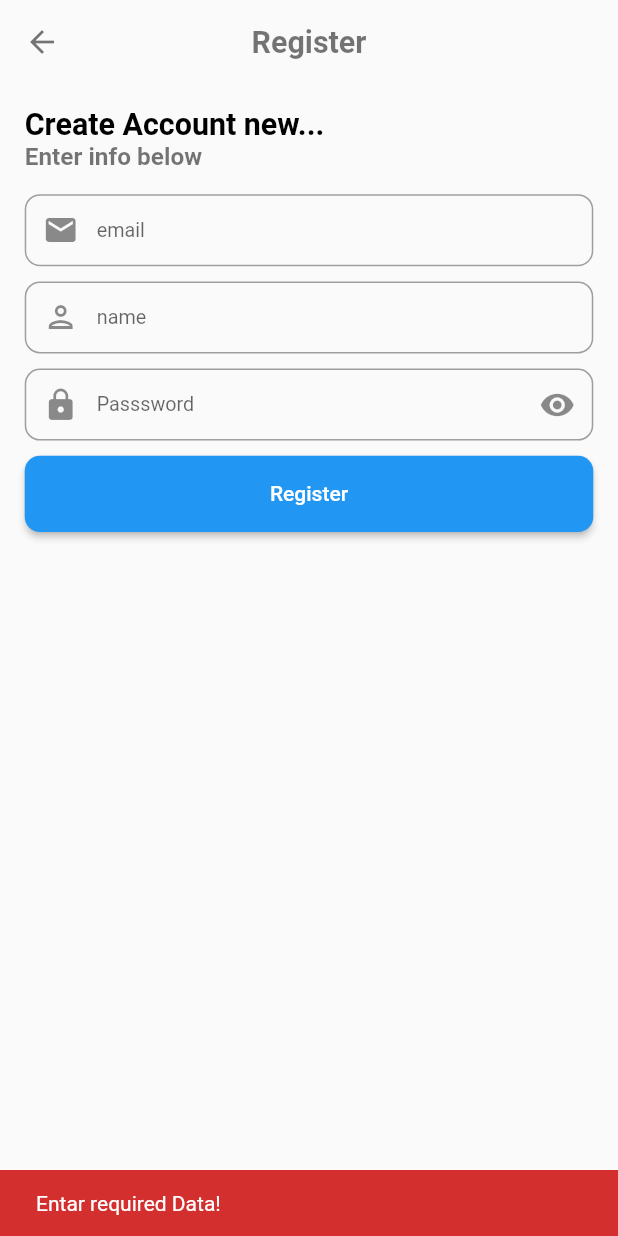
After one commit to MOHAMMADADE-albohisi/database2_app, a Flutter app: the register_screen screen opened by its route, after a tap on "Register", on a phone screen of 412 x 824 dp. The commit adds this screen. Run offline on Flutter 3.47's test engine with Material 2 defaults, Android fonts, the phone set to English and light mode, and no system bars; our stand-ins replace flutter_screenutil, google_fonts, shared_preferences, sqflite; accounts and stored records are empty; generated files the repository leaves out were written again; Roboto replaces fonts that are missing (Cairo).

Commit message:
Data Base

```diff
--- /dev/null
+++ b/lib/database/controllers/cart_db_controller.dart
@@ -0,0 +1,4 @@
+class CartDbController {
+  //CRUD
+  //Create, Read, Update, Delete
+}
--- /dev/null
+++ b/lib/database/controllers/producter_db_controller.dart
@@ -0,0 +1,4 @@
+class ProductDbController {
+  //Crude
+  //Create, Read, Update, Delete
+}
--- /dev/null
+++ b/lib/database/controllers/user_db_controller.dart
@@ -0,0 +1,93 @@
+
+import 'package:database_app/database/db_controller.dart';
+import 'package:database_app/models/process_response.dart';
+import 'package:database_app/models/user.dart';
+import 'package:database_app/shared_preferences/shared_preferences.dart';
+import 'package:sqflite/sqflite.dart';
+
+class UserDbController {
+  //Login ,Regester
+
+  final Database _database = DbController().database;
+
+  Future<processResponse> login(
+      {required String email, required String password}) async {
+    //SELECT *FROM user WHERE  email =email AND password = password;
+    List<Map<String, dynamic>> rowMap = await _database.query(
+      User.tableName,
+      where: 'email = ? AND password = ?',
+      whereArgs: [email, password],
+    );
+
+    if (rowMap.isNotEmpty) {
+      User user = User.fromMap(rowMap.first);
+      SharedPrefController().save(user: user);
+      // return processResponse(message: 'Logged in successfully', success: true);
+      return processResponse(message: 'Logged in successfully', success: true);
+    }
+    return processResponse(
+        message: 'Credentials error, checked and try again!');
+  }
+
+  Future<processResponse> register({required User user}) async {
+    // FIRST: ROW INSERT (SQL)
+    // int newRowId = await _database.rawInsert(
+    //      'INSERT INFO users (name, email, password) VALUES (?, ?, ?)',
+    //      [user.name, user.email, user.password]);
+    //**************************************************************
+    //SCANNED :INSERT
+
+    if (await _isEmailExist(email: user.email)) {
+      int newRowId = await _database.insert(User.tableName, user.toMap());
+      return processResponse(
+        message: newRowId != 0 ? 'Registered successfully' : 'Registered filde',
+        success: newRowId != 0,
+      );
+    } else {
+      return processResponse(
+        message: 'Email exist, use another',
+        success: false,
+      );
+    }
+  }
+
+  Future<bool> _isEmailExist({required String email}) async {
+    //
+    List<Map<String, dynamic>> rowMap =
+        await _database.rawQuery('SELECT * FROM user WHERE email = ?', [email]);
+    return rowMap.isEmpty;
+  }
+}
+
+/**
+ * SQL:
+ *  1) Create => INSERT  SQL
+ *    =>INSERT INFO tableName (c1, c2, c3) VALUES (v1, v2, v3);
+ *
+ *  2) READE =>SELECT SQL
+ *    =>SELECT * FROM tableName
+ *    =>SELECT * FROM tableName WHERE c1 = Value
+ *    =>SELECT * FROM tableName WHERE c1 = Value AND c2 Value
+ *    =>SELECT * FROM tableName WHERE c1 = Value OR c2 Value
+ *
+ *  3) UPDATE => UPDATE SQL
+ *    =>UPDATE tableName SET c1 = V1
+ *    =>UPDATE tableName SET c1 = Value WHERE c2 = v2
+ *    =>UPDATE tableName SET c1 = Value , c2 = v2, c3 = v3 WHERE c4 = v4
+ *
+ *  4)DELETE => DELETE SQL
+ *    =>DELETE from tableName
+ *    =>DELETE from tableName WHERE c1 = v1
+ *
+ *----------------------
+ *   *)DROP =>TABLE tableName
+ *   *)ALTER
+ *     1)ADD COLUMN: AFTER TABLE tableName ADD columnName VARCHAR(45) NOT NULL AFTER id;
+ *----------------------------
+ *    ADD FOREIGN KEY (user_id) reference user(id) on delete cascade
+ *    ADD FOREIGN KEY (user_id) reference user(id) on delete cascade null
+ *    ADD FOREIGN KEY (user_id) reference user(id) on delete cascade restrict
+ *
+ *
+ *
+ * */
--- /dev/null
+++ b/lib/database/db_controller.dart
@@ -0,0 +1,60 @@
+import 'dart:io';
+
+import 'package:path/path.dart';
+import 'package:path_provider/path_provider.dart';
+import 'package:sqflite/sqflite.dart';
+
+class DbController {
+  DbController._();
+
+  late Database _database;
+
+  static DbController? _instance;
+
+  factory DbController() {
+    return _instance ??= DbController._();
+  }
+
+  Database get database => _database;
+
+  Future<void> initDatabase() async {
+    Directory directory = await getApplicationDocumentsDirectory();
+    String path = join(directory.path, 'app.db.sql');
+    _database = await openDatabase(
+      path,
+      version: 1,
+      onOpen: (Database database) {},
+      onCreate: (Database database, int version) async {
+        //TODO: Create tables (user, products, cart) USING SQL
+        await database.execute('CREATE TABLE user('
+            'id INTEGER PRIMARY KEY AUTOINCREMENT,'
+            'name TEXT NOT NULL,'
+            'email TEXT NOT NULL,'
+            'password TEXT NOT NULL'
+            ')');
+        await database.execute('CREATE TABLE products('
+            'id INTEGER PRIMARY KEY AUTOINCREMENT,'
+            'name TEXT NOT NULL,'
+            'info TEXT NOT NULL,'
+            'price TEXT NOT NULL,'
+            'quantity INTEGER DEFAULT (0),'
+            'user_id INTEGER,'
+            'FOREIGN KEY (user_id) references user(id)'
+            ')');
+
+        await database.execute('CREATE TABLE cart('
+            'id INTEGER PRIMARY KEY AUTOINCREMENT,'
+            'total REAL NOT NULL,'
+            'count INTEGER NUT NULL,'
+            'price REAL NOT NULL,'
+            'user_id INTEGER,'
+            'product_id INTEGER,'
+            'FOREIGN KEY (user_id) references user(id),'
+            'FOREIGN KEY (product_id) references products(id)'
+            ')');
+      },
+      onUpgrade: (Database database, int oldVersion, int newVersion) {},
+      onDowngrade: (Database database, int oldVersion, int newVersion) {},
+    );
+  }
+}
--- a/lib/l10n/app_ar.arb
+++ b/lib/l10n/app_ar.arb
@@ -11,5 +11,12 @@
 "cancel" : "الغاء",
 "home" : "الرئيسية",
 "language_title" : "تغير الللغة",
-"languagesub_title" : "أخترا اللغة المناسبة "
+"languagesub_title" : "أخترا اللغة المناسبة ",
+"register" : "انشاء حساب ",
+"register_title" : "إانشاء حساب جديد",
+"regester_subtitle": "ادخل البيانات ادناه",
+"new_account" : "ليس لديك حساب ؟"
+
+
+
 }
--- a/lib/l10n/app_en.arb
+++ b/lib/l10n/app_en.arb
@@ -11,6 +11,16 @@
 "cancel" : "Cancel",
 "home" : "Home",
 "language_title" : "Change Language",
-"languagesub_title" : "Choos suitable Language"
+"languagesub_title" : "Choos suitable Language",
+"name" : "name",
+
+"register" : "Register",
+"register_title" : "Create Account new...",
+"regester_subtitle": "Enter info below",
+
+"new_account": "Donut have a account ?"
+
+
+
 
 }
--- a/lib/l10n/app_fa.arb
+++ b/lib/l10n/app_fa.arb
@@ -11,6 +11,12 @@
 "cancel" : "Annuler",
 "home" : "Maison",
 "language_title" : "Changer de langue",
-"languagesub_title" : "Choisit la langue appropriée"
+"languagesub_title" : "Choisit la langue appropriée",
+"name" : "Le nom",
+"register" : "Créer un nouveau compte",
+"new_account" : "Donut have a account ?"
+
+
+
 
 }
--- a/lib/main.dart
+++ b/lib/main.dart
@@ -1,7 +1,9 @@
 // ignore_for_file: camel_case_types
+import 'package:database_app/database/db_controller.dart';
 import 'package:database_app/provider/language_provider.dart';
 import 'package:database_app/screens/app/home_screen.dart';
 import 'package:database_app/screens/auth/login_screen.dart';
+import 'package:database_app/screens/auth/regester_screen.dart';
 import 'package:database_app/screens/core/lunch_screen.dart';
 import 'package:database_app/shared_preferences/shared_preferences.dart';
 import 'package:flutter/material.dart';
@@ -14,6 +16,7 @@ import 'package:provider/provider.dart';
 void main() async {
   WidgetsFlutterBinding.ensureInitialized();
   await SharedPrefController().initPreferTest();
+  await DbController().initDatabase();
   runApp(const database_app());
 }
 
@@ -63,6 +66,7 @@ class database_app extends StatelessWidget {
               routes: {
                 '/lunch_screen': (context) => const lunch_screen(),
                 '/login_screen': (context) => const login_screen(),
+                '/register_screen': (context) => const register_screen(),
                 '/home_screen': (context) => const home_screen(),
               },
             );
--- /dev/null
+++ b/lib/models/process_response.dart
@@ -0,0 +1,9 @@
+class processResponse {
+  final bool success;
+  final String message;
+
+  processResponse({
+    required this.message,
+    this.success = false,
+  });
+}
--- /dev/null
+++ b/lib/models/product.dart
@@ -0,0 +1,31 @@
+class Product {
+  late int id;
+  late String name;
+  late String info;
+  late double price;
+  late int quantity;
+  late int userId;
+
+  static const String tableName = 'products';
+
+  Product();
+
+  Product.fromMap(Map<String, dynamic> rowMap) {
+    id = rowMap['id'];
+    name = rowMap['name'];
+    info = rowMap['info'];
+    price = rowMap['price'];
+    quantity = rowMap['quantity'];
+    userId = rowMap['user_id'];
+  }
+
+  Map<String, dynamic> toMap() {
+    Map<String, dynamic> map = <String, dynamic>{};
+    map['name'] = name;
+    map['info'] = info;
+    map['price'] = price;
+    map['quantity'] = quantity;
+    map['user_id'] = userId;
+    return map;
+  }
+}
--- /dev/null
+++ b/lib/models/user.dart
@@ -0,0 +1,29 @@
+class User {
+  late int id;
+  late String name;
+  late String email;
+  late String password;
+
+  static const String tableName = 'user';
+
+  User();
+
+  ///Reade row data from database table
+  //قراءة بيانات الصف من جدول قاعدة البيانات
+  //الاسماء الموجودة داخل اسطر 11و12و13 بين []هي اسماءالاعمدةالموجودة فلجدول
+  User.fromMap(Map<String, dynamic> rowMap) {
+    id = rowMap['id'];
+    name = rowMap['name'];
+    email = rowMap['email'];
+  }
+
+  ///prepare map to be saved in database
+  Map<String, dynamic> toMap() {
+    Map<String, dynamic> map = <String, dynamic>{};
+    //ملاحظة:لا يتم تعريف عمود ال id لانه AUTOINCREMENT
+    map['name'] = name;
+    map['email']= email;
+    map['password'] = password;
+    return map;
+  }
+}
--- /dev/null
+++ b/lib/screens/auth/regester_screen.dart
@@ -0,0 +1,164 @@
+import 'dart:io';
+
+import 'package:database_app/database/controllers/user_db_controller.dart';
+import 'package:database_app/models/process_response.dart';
+import 'package:database_app/models/user.dart';
+import 'package:database_app/snakbars/context_extenssion.dart';
+import 'package:database_app/snakbars/helpin_screen.dart';
+import 'package:database_app/widgets/test_filde_widget.dart';
+import 'package:flutter/material.dart';
+import 'package:flutter_screenutil/flutter_screenutil.dart';
+import 'package:google_fonts/google_fonts.dart';
+import 'package:flutter_gen/gen_l10n/app_localizations.dart';
+import 'package:provider/provider.dart';
+
+// ignore: camel_case_types
+class register_screen extends StatefulWidget {
+  const register_screen({Key? key}) : super(key: key);
+
+  @override
+  State<register_screen> createState() => _register_screenState();
+}
+
+// ignore: camel_case_types
+class _register_screenState extends State<register_screen> with Helpers {
+  late TextEditingController _name;
+  late TextEditingController _email;
+  late TextEditingController _password;
+  late bool showpasssword = true;
+
+  @override
+  void initState() {
+    // TODO: implement initState
+    super.initState();
+    _name = TextEditingController();
+    _email = TextEditingController();
+    _password = TextEditingController();
+  }
+
+  @override
+  void dispose() {
+    // TODO: implement dispose
+
+    _name.dispose();
+    _email.dispose();
+    _password.dispose();
+    super.dispose();
+  }
+
+  @override
+  Widget build(BuildContext context) {
+    return Scaffold(
+      appBar: AppBar(
+        title: Text(AppLocalizations.of(context)!.register),
+        actions: [],
+      ),
+      body: Padding(
+        padding: EdgeInsets.symmetric(horizontal: 15.w, vertical: 15.h),
+        child: Column(
+          crossAxisAlignment: CrossAxisAlignment.start,
+          children: [
+            Text(
+              AppLocalizations.of(context)!.register_title,
+              style: GoogleFonts.cairo(
+                fontSize: 20.sp,
+                fontWeight: FontWeight.bold,
+                color: Colors.black,
+              ),
+            ),
+            Text(
+              AppLocalizations.of(context)!.regester_subtitle,
+              style: GoogleFonts.cairo(
+                fontSize: 16.sp,
+                fontWeight: FontWeight.bold,
+                color: Colors.black54,
+              ),
+            ),
+            SizedBox(height: 15.h),
+            page_textfilde_widget(
+              hint: AppLocalizations.of(context)!.email,
+              showpasssword: false,
+              prefixIcon: Icons.email,
+              keporderTybe: TextInputType.emailAddress,
+              controller: _email,
+            ),
+            SizedBox(height: 10.h),
+            page_textfilde_widget(
+              hint: AppLocalizations.of(context)!.name,
+              showpasssword: false,
+              prefixIcon: Icons.person_outlined,
+              keporderTybe: TextInputType.name,
+              controller: _name,
+            ),
+            SizedBox(height: 10.h),
+            page_textfilde_widget(
+              showpasssword: showpasssword,
+              hint: AppLocalizations.of(context)!.password,
+              prefixIcon: Icons.lock,
+              keporderTybe: TextInputType.text,
+              controller: _password,
+              suffixIcon: IconButton(
+                onPressed: () {
+                  setState(() => showpasssword = !showpasssword);
+                },
+                icon: const Icon(Icons.visibility),
+              ),
+            ),
+            SizedBox(height: 10.h),
+            ElevatedButton(
+              style: ElevatedButton.styleFrom(
+                  minimumSize: Size(double.infinity, 50.h),
+                  shape: RoundedRectangleBorder(
+                    borderRadius: BorderRadius.circular(10.r),
+                  )),
+              onPressed: () => registerperform(),
+              child: Text(
+                AppLocalizations.of(context)!.register,
+                style: GoogleFonts.cairo(),
+              ),
+            ),
+          ],
+        ),
+      ),
+    );
+  }
+
+  Future<void> registerperform() async {
+    if (_checData()) {
+      await _register();
+    }
+  }
+
+  bool _checData() {
+    if (_email.text.isNotEmpty &&
+        _name.text.isNotEmpty &&
+        _password.text.isNotEmpty) {
+      return true;
+    }
+    ShowSnakBar(context,
+        messageerroe: AppLocalizations.of(context)!.error, error: true);
+    return false;
+  }
+
+  Future<void> _register() async {
+    /// TODO: Call database register function
+    processResponse ProcessResponse =
+        await UserDbController().register(user: user);
+    if (ProcessResponse.success) {
+      Navigator.pop(context);
+    }
+    // ignore: use_build_context_synchronously
+    context.showSnakBar(
+      messageerroe: ProcessResponse.message,
+      error: !ProcessResponse.success,
+    );
+  }
+
+  User get user {
+    User user = User();
+    user.name = _name.text;
+    user.email = _email.text;
+    user.password = _password.text;
+    return user;
+  }
+}
--- a/lib/shared_preferences/shared_preferences.dart
+++ b/lib/shared_preferences/shared_preferences.dart
@@ -1,7 +1,8 @@
 // ignore_for_file: camel_case_types
+import 'package:database_app/models/user.dart';
 import 'package:shared_preferences/shared_preferences.dart';
 
-enum savedata { language, email, logedInd }
+enum savedata { language, name, email, logedInd }
 
 class SharedPrefController {
   SharedPrefController._();
@@ -18,9 +19,10 @@ class SharedPrefController {
     _sharedPreferences = await SharedPreferences.getInstance();
   }
 
-  void saveemail({required String email}) {
+  void save({required User user}) {
     _sharedPreferences.setBool(savedata.logedInd.name, true);
-    _sharedPreferences.setString(savedata.email.name, email);
+    _sharedPreferences.setString(savedata.name.name, user.name);
+    _sharedPreferences.setString(savedata.email.name, user.email);
   }
 
   void savelanguage({required String langchang}) {
--- a/pubspec.yaml
+++ b/pubspec.yaml
@@ -41,6 +41,11 @@ dependencies:
   flutter_screenutil: ^5.5.3+2
   intl: ^0.17.0
   provider: ^6.0.3
+
+  sqflite: ^2.0.3+1
+  path: ^1.8.1
+  path_provider: ^2.0.11
+
 
 dev_dependencies:
   flutter_test:
```
Also changed, not shown: lib/models/cart.dart (added, +31 -0 lines), lib/screens/auth/login_screen.dart (+26 -4 lines), lib/snakbars/context_extenssion.dart (added, +18 -0 lines), pubspec.lock.
